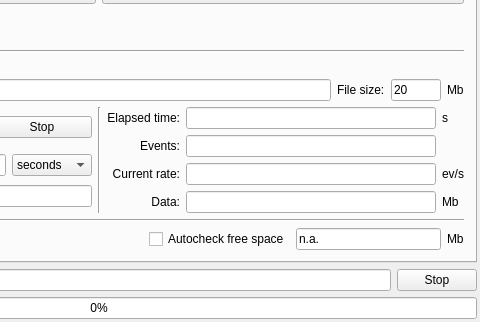
This is GUI/mainwindow.ui in andrmor/TRB3reader as Qt 5 draws it before an edit; both pictures show x 282 to 762 and y 510 to 832 of the 762 by 832 pixel window. The edited form follows.
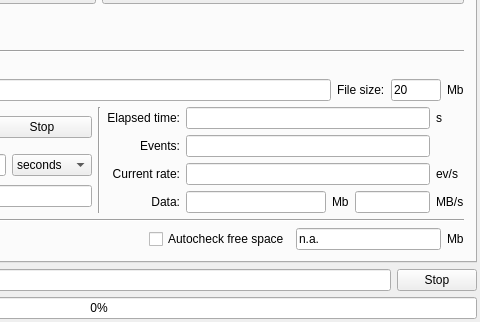
This is the edited form.

Commit message: add GUI element to show data transfer rate

Patch:
```diff
--- a/GUI/mainwindow.ui
+++ b/GUI/mainwindow.ui
@@ -3998,7 +3998,31 @@
                <widget class="QLineEdit" name="leStatRate"/>
               </item>
               <item>
-               <widget class="QLineEdit" name="leStatData"/>
+               <layout class="QHBoxLayout" name="horizontalLayout_83">
+                <property name="topMargin">
+                 <number>0</number>
+                </property>
+                <item>
+                 <widget class="QLineEdit" name="leStatData"/>
+                </item>
+                <item>
+                 <widget class="QLabel" name="labDataUnits">
+                  <property name="text">
+                   <string>Mb</string>
+                  </property>
+                 </widget>
+                </item>
+                <item>
+                 <widget class="QLineEdit" name="leStatDataSaveRate">
+                  <property name="maximumSize">
+                   <size>
+                    <width>75</width>
+                    <height>16777215</height>
+                   </size>
+                  </property>
+                 </widget>
+                </item>
+               </layout>
               </item>
              </layout>
             </item>
@@ -4026,9 +4050,9 @@
                </widget>
               </item>
               <item>
-               <widget class="QLabel" name="labDataUnits">
+               <widget class="QLabel" name="label_121">
                 <property name="text">
-                 <string>Mb</string>
+                 <string>MB/s</string>
                 </property>
                </widget>
               </item>
```
The commit also changes 3 other files.
